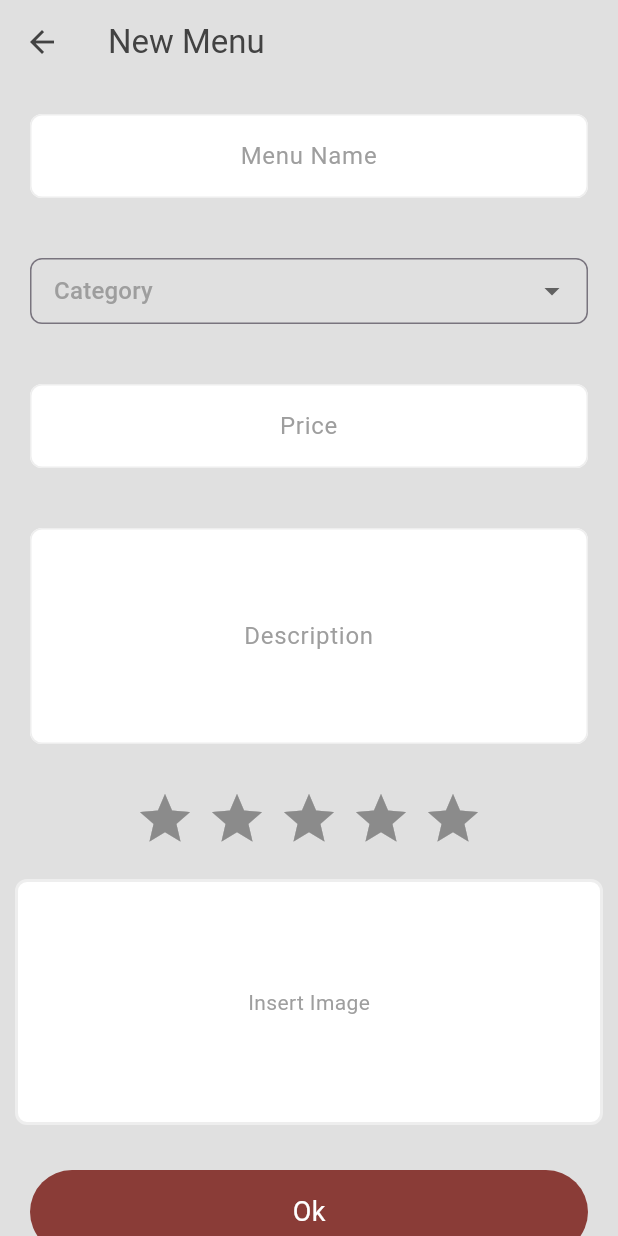
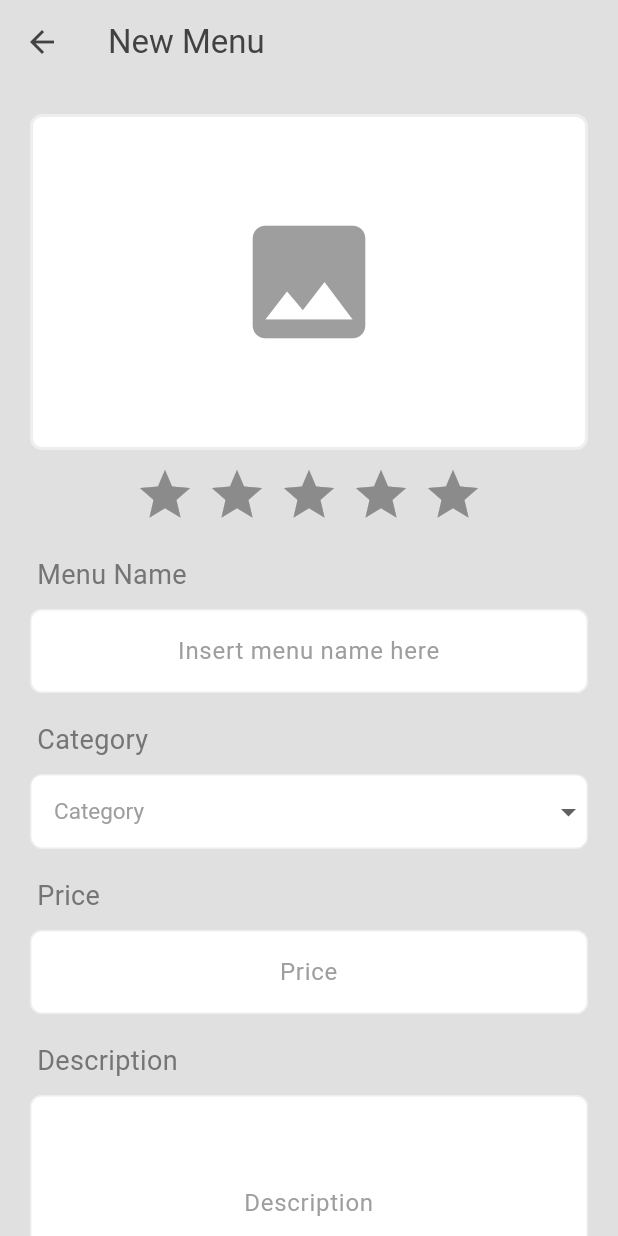
Before and after one commit to limerenrce/sushi_app, a Flutter app: the AdminAddMenu screen opened directly, on a phone screen of 412 x 824 dp. Run offline on Flutter 3.47's test engine with Material 3 defaults, Android fonts, the phone set to English and light mode, and no system bars; drawn by our look-alikes of flutter_rating_bar; our stand-ins replace bloc, cached_network_image, equatable, firebase_core, firebase_messaging, flutter_bloc and 4 more; accounts and stored records are empty.

Commit message:
add update menu screen

```diff
--- a/lib/endpoints/endpoints.dart
+++ b/lib/endpoints/endpoints.dart
@@ -2,7 +2,7 @@ class Endpoints {
   static const String baseURLLive = "https://simobile.singapoly.com";
   static const String nim = "2215091065";
   static const String localFlask = "http://192.168.1.7:5000";
-  static const String ngrok = "https://6928-180-249-185-160.ngrok-free.app";
+  static const String ngrok = "https://3bcc-180-249-185-160.ngrok-free.app";
 
   //static const String login = "$baseURLLive/api/auth/login";
   //static const String logout = "$baseURLLive/api/auth/logout";
--- a/lib/main.dart
+++ b/lib/main.dart
@@ -9,6 +9,7 @@ import 'package:sushi_app/cubit/search/search_cubit.dart';
 import 'package:sushi_app/pages/admin_page/admin_addMenu.dart';
 import 'package:sushi_app/pages/admin_page/admin_home.dart';
 import 'package:sushi_app/pages/admin_page/admin_orderList.dart';
+import 'package:sushi_app/pages/admin_page/admin_updateMenu.dart';
 import 'package:sushi_app/pages/admin_page/menu/ramen_menu.dart';
 import 'package:sushi_app/pages/admin_page/menu/sides_menu.dart';
 import 'package:sushi_app/pages/admin_page/menu/sushi_menu.dart';
--- a/lib/pages/admin_page/admin_addMenu.dart
+++ b/lib/pages/admin_page/admin_addMenu.dart
@@ -1,11 +1,9 @@
-// ignore_for_file: file_names
+// ignore_for_file: file_names, use_build_context_synchronously
 
 import 'dart:io';
 import 'package:flutter/material.dart';
 import 'package:flutter_rating_bar/flutter_rating_bar.dart';
-import 'package:http/http.dart' as http;
 import 'package:image_picker/image_picker.dart';
-import 'package:sushi_app/endpoints/endpoints.dart';
 import 'package:sushi_app/theme/colors.dart';
 import 'package:sushi_app/services/data_service.dart';
 
@@ -13,6 +11,7 @@ class AdminAddMenu extends StatefulWidget {
   const AdminAddMenu({super.key});
 
   @override
+  // ignore: library_private_types_in_public_api
   _AdminAddMenuState createState() => _AdminAddMenuState();
 }
 
@@ -139,13 +138,73 @@ class _AdminAddMenuState extends State<AdminAddMenu> {
           child: Column(
             crossAxisAlignment: CrossAxisAlignment.start,
             children: [
-              Container(
+              Padding(
                 padding: const EdgeInsets.all(10),
+                child: GestureDetector(
+                  onTap: () => _showPicker(context: context),
+                  child: Container(
+                    decoration: BoxDecoration(
+                      color: Colors.white,
+                      borderRadius: BorderRadius.circular(8),
+                      border: Border.all(
+                        color: Colors.grey.shade200,
+                        width: 2.0,
+                      ),
+                    ),
+                    child: Padding(
+                      padding: const EdgeInsets.symmetric(vertical: 60.0),
+                      child: Center(
+                        child: galleryFile == null
+                            ? const Icon(Icons.photo, size: 100, color: Colors.grey,)
+                            : Image.file(
+                                galleryFile!,
+                                height: 200,
+                                width: 200,
+                                fit: BoxFit.cover,
+                              ),
+                      ),
+                    ),
+                  ),
+                ),
+              ),
+
+              //--------------------RATING------------
+              Center(
+                child: RatingBar.builder(
+                  initialRating: _rating,
+                  minRating: 1,
+                  direction: Axis.horizontal,
+                  allowHalfRating: false,
+                  itemCount: 5,
+                  itemPadding: const EdgeInsets.symmetric(horizontal: 4.0),
+                  itemBuilder: (context, _) => const Icon(
+                    Icons.star,
+                    color: Colors.amber,
+                  ),
+                  onRatingUpdate: (rating) {
+                    setState(() {
+                      _rating = rating;
+                    });
+                  },
+                ),
+              ),
+
+              // --------------- MENU NAME --------------------
+              const SizedBox(height: 10),
+              Padding(
+                padding: const EdgeInsets.all(10),
+                child: Text(
+                  " Menu Name",
+                  style: TextStyle(color: Colors.grey[600], fontSize: 18),
+                ),
+              ),
+              Padding(
+                padding: const EdgeInsets.only(left: 10, right: 10),
                 child: TextField(
                   controller: _titleController,
                   textAlign: TextAlign.center,
                   decoration: InputDecoration(
-                    hintText: "Menu Name",
+                    hintText: "Insert menu name here",
                     hintStyle: const TextStyle(color: Colors.grey),
                     fillColor: Colors.white,
                     filled: true,
@@ -170,15 +229,38 @@ class _AdminAddMenuState extends State<AdminAddMenu> {
                   ),
                 ),
               ),
-              const SizedBox(height: 20),
+              const SizedBox(height: 8),
+
+              // --------------------CATEGORY------------------------
               Padding(
                 padding: const EdgeInsets.all(10),
+                child: Text(
+                  " Category",
+                  style: TextStyle(color: Colors.grey[600], fontSize: 18),
+                ),
+              ),
+              Padding(
+                padding: const EdgeInsets.only(left: 10, right: 10),
+                child: Container(
+                  decoration: BoxDecoration(
+                    color: Colors
+                        .white, // Set the background color of the dropdown button
+                    borderRadius: BorderRadius.circular(8),
+                    border: Border.all(
+                      color: Colors.grey.shade200, // Optional border color
+                    ),
+                  ),
                   child: DropdownButtonFormField<String>(
                     value: _selectedOption1,
+                    dropdownColor: Colors
+                        .white, // Set the dropdown background color to white
+                    style: const TextStyle(
+                        color:
+                            Colors.black), // Set text color of dropdown items
                     hint: const Center(
                       child: Text(
                         "Category",
-                      style: TextStyle(color: Colors.grey),
+                        style: TextStyle(color: Colors.grey, fontSize: 15),
                       ),
                     ),
                     onChanged: (String? newValue) {
@@ -186,35 +268,36 @@ class _AdminAddMenuState extends State<AdminAddMenu> {
                         _selectedOption1 = newValue;
                       });
                     },
-                  items: <String>['Sushi', 'Ramen', 'Drinks']
+                    items: <String>['Sushi', 'Ramen', 'Sides']
                         .map<DropdownMenuItem<String>>((String value) {
                       return DropdownMenuItem<String>(
                         value: value,
                         child: Text(value),
                       );
                     }).toList(),
-                  decoration: InputDecoration(
-                    isDense: true,
-                    contentPadding: const EdgeInsets.symmetric(
-                        vertical: 10, horizontal: 12),
-                    border: OutlineInputBorder(
-                      borderRadius: BorderRadius.circular(8),
-                      borderSide: BorderSide(
-                        color: Colors.grey.shade200,
-                      ),
-                    ),
-                    focusedBorder: OutlineInputBorder(
-                      borderRadius: BorderRadius.circular(8),
-                      borderSide: BorderSide(
-                        color: Colors.grey.shade200,
+                    decoration: const InputDecoration(
+                      contentPadding:
+                          EdgeInsets.symmetric(vertical: 12, horizontal: 15),
+                      border: InputBorder
+                          .none, // Remove border from the input decoration
                     ),
                   ),
                 ),
               ),
+
+              const SizedBox(height: 8),
+
+
+              // -------------------- PRICE------------------------
+              Padding(
+                padding: const EdgeInsets.all(10),
+                child: Text(
+                  " Price",
+                  style: TextStyle(color: Colors.grey[600], fontSize: 18),
                 ),
-              const SizedBox(height: 20),
+              ),
               Container(
-                padding: const EdgeInsets.all(10),
+                padding: const EdgeInsets.only(left: 10, right: 10),
                 child: TextField(
                   controller: _priceController,
                   textAlign: TextAlign.center,
@@ -244,9 +327,19 @@ class _AdminAddMenuState extends State<AdminAddMenu> {
                   ),
                 ),
               ),
-              const SizedBox(height: 20),
+              const SizedBox(height: 8),
+
+
+              // -------------------- PRICE------------------------
+              Padding(
+                padding: const EdgeInsets.all(10),
+                child: Text(
+                  " Description",
+                  style: TextStyle(color: Colors.grey[600], fontSize: 18),
+                ),
+              ),
               Container(
-                padding: const EdgeInsets.all(10),
+                padding: const EdgeInsets.only(left: 10, right: 10),
                 child: TextField(
                   controller: _descriptionController,
                   textAlign: TextAlign.center,
@@ -278,56 +371,7 @@ class _AdminAddMenuState extends State<AdminAddMenu> {
                 ),
               ),
               const SizedBox(height: 20),
-              Center(
-                child: RatingBar.builder(
-                  initialRating: _rating,
-                  minRating: 1,
-                  direction: Axis.horizontal,
-                  allowHalfRating: false,
-                  itemCount: 5,
-                  itemPadding: const EdgeInsets.symmetric(horizontal: 4.0),
-                  itemBuilder: (context, _) => const Icon(
-                    Icons.star,
-                    color: Colors.amber,
-                  ),
-                  onRatingUpdate: (rating) {
-                    setState(() {
-                      _rating = rating;
-                    });
-                  },
-                ),
-              ),
-              const SizedBox(height: 20),
-              GestureDetector(
-                onTap: () => _showPicker(context: context),
-                child: Container(
-                  padding: const EdgeInsets.all(10),
-                  decoration: BoxDecoration(
-                    color: Colors.white,
-                    borderRadius: BorderRadius.circular(8),
-                    border: Border.all(
-                      color: Colors.grey.shade200,
-                      width: 2.0,
-                    ),
-                  ),
-                  child: Padding(
-                    padding: const EdgeInsets.symmetric(vertical: 60.0),
-                    child: Center(
-                      child: galleryFile == null
-                          ? const Text(
-                              "Insert Image",
-                              style: TextStyle(color: Colors.grey),
-                            )
-                          : Image.file(
-                              galleryFile!,
-                              height: 200,
-                              width: 200,
-                              fit: BoxFit.cover,
-                            ),
-                    ),
-                  ),
-                ),
-              ),
+
               const SizedBox(height: 20),
               GestureDetector(
                 onTap: () => saveData(context),
--- a/lib/pages/admin_page/menu/ramen_menu.dart
+++ b/lib/pages/admin_page/menu/ramen_menu.dart
@@ -3,6 +3,7 @@ import 'dart:async';
 import 'package:flutter/material.dart';
 import 'package:google_fonts/google_fonts.dart';
 import 'package:sushi_app/pages/admin_page/admin_addMenu.dart';
+import 'package:sushi_app/pages/admin_page/admin_updateMenu.dart';
 import 'package:sushi_app/theme/colors.dart';
 
 import '../../../endpoints/endpoints.dart';
@@ -287,7 +288,7 @@ class _RamenMenuState extends State<RamenMenu> {
                                           context,
                                           MaterialPageRoute(
                                             builder: (context) =>
-                                                const AdminAddMenu(),
+                                                AdminUpdatemenu(menu: item),
                                           ),
                                         );
                                       },
--- a/lib/pages/admin_page/menu/sides_menu.dart
+++ b/lib/pages/admin_page/menu/sides_menu.dart
@@ -2,7 +2,7 @@ import 'dart:async';
 
 import 'package:flutter/material.dart';
 import 'package:google_fonts/google_fonts.dart';
-import 'package:sushi_app/pages/admin_page/admin_addMenu.dart';
+import 'package:sushi_app/pages/admin_page/admin_updateMenu.dart';
 import 'package:sushi_app/theme/colors.dart';
 
 import '../../../endpoints/endpoints.dart';
@@ -287,7 +287,7 @@ class _SidesMenuState extends State<SidesMenu> {
                                           context,
                                           MaterialPageRoute(
                                             builder: (context) =>
-                                                const AdminAddMenu(),
+                                                AdminUpdatemenu(menu: item),
                                           ),
                                         );
                                       },
--- a/lib/pages/admin_page/menu/sushi_menu.dart
+++ b/lib/pages/admin_page/menu/sushi_menu.dart
@@ -3,6 +3,7 @@ import 'dart:async';
 import 'package:flutter/material.dart';
 import 'package:google_fonts/google_fonts.dart';
 import 'package:sushi_app/pages/admin_page/admin_addMenu.dart';
+import 'package:sushi_app/pages/admin_page/admin_updateMenu.dart';
 import 'package:sushi_app/theme/colors.dart';
 
 import '../../../endpoints/endpoints.dart';
@@ -92,10 +93,11 @@ class _SushiMenuState extends State<SushiMenu> {
                 child: Container(
                   decoration: BoxDecoration(
                       color: Colors.white,
-                      borderRadius: BorderRadius.circular(40), border: Border.all(color: primaryColor)),
+                      borderRadius: BorderRadius.circular(40),
+                      border: Border.all(color: primaryColor)),
                   padding: const EdgeInsets.only(
                       top: 8, bottom: 8, right: 20, left: 20),
-                  child:  Row(
+                  child: Row(
                     mainAxisAlignment: MainAxisAlignment.center,
                     children: [
                       //TEXT
@@ -287,7 +289,7 @@ class _SushiMenuState extends State<SushiMenu> {
                                           context,
                                           MaterialPageRoute(
                                             builder: (context) =>
-                                                const AdminAddMenu(),
+                                                AdminUpdatemenu(menu: item),
                                           ),
                                         );
                                       },
--- a/pubspec.yaml
+++ b/pubspec.yaml
@@ -54,6 +54,7 @@ dependencies:
   firebase_messaging: ^15.0.1
   flutter_local_notifications: ^17.1.2
   equatable: ^2.0.5
+  cached_network_image: ^3.3.1
 
 dev_dependencies:
   flutter_test:
```
Also changed, not shown: lib/pages/admin_page/admin_updateMenu.dart (added, +448 -0 lines), pubspec.lock. Lines whose indentation alone changed are shown as unchanged.
